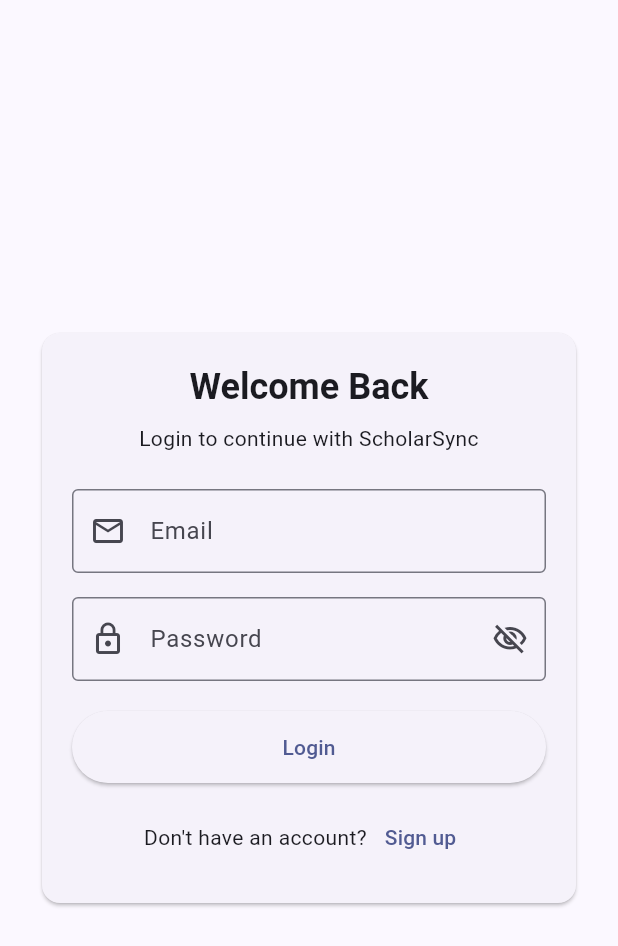
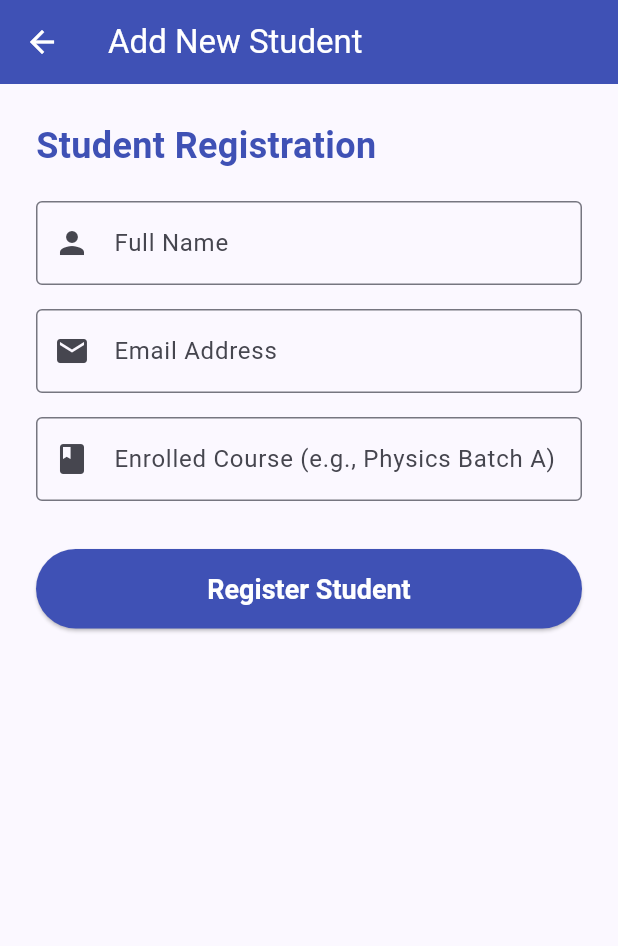
Before and after one commit to kalviumcommunity/S75-0226-SAT-Flutter-Firebase-ScholarSync, a Flutter app: the screen it shows after launch, on a phone screen of 412 x 824 dp. Shown: the top 946 px of the screen. Run offline on Flutter 3.47's test engine with Material 3 defaults, Android fonts, the phone set to English and light mode, and no system bars; our stand-ins replace firebase_auth, firebase_core; accounts and stored records are empty.

Commit message:
feat: implemented user input form with validation

```diff
--- a/lib/main.dart
+++ b/lib/main.dart
@@ -6,6 +6,7 @@
 import 'screens/login_screen.dart';
 import 'screens/stateless_stateful_demo.dart';
 // 1. IMPORT YOUR NEW SCREEN
+import 'screens/user_input_form.dart';
 import 'screens/material_details_screen.dart';
 
 void main() async {
@@ -30,7 +31,7 @@
       ),
 
       // 2. USE initialRoute INSTEAD OF home
-      initialRoute: '/',
+      initialRoute: '/add-student',
 
       // 3. DEFINE YOUR NAMED ROUTES HERE
       routes: {
@@ -40,6 +41,7 @@
         '/material-details': (context) => const MaterialDetailsScreen(),
         // I kept your previous demo screen here just in case you ever want to navigate to it!
         '/demo': (context) => const StatelessStatefulDemoScreen(),
+        '/add-student': (context) => const UserInputForm(),
       },
     );
   }
--- /dev/null
+++ b/lib/screens/user_input_form.dart
@@ -0,0 +1,142 @@
+import 'package:flutter/material.dart';
+
+class UserInputForm extends StatefulWidget {
+  const UserInputForm({super.key});
+
+  @override
+  State<UserInputForm> createState() => _UserInputFormState();
+}
+
+class _UserInputFormState extends State<UserInputForm> {
+  // Global key to uniquely identify the form and validate it
+  final _formKey = GlobalKey<FormState>();
+
+  // Controllers to retrieve the text input
+  final _nameController = TextEditingController();
+  final _emailController = TextEditingController();
+  final _courseController = TextEditingController();
+
+  // Clean up controllers when the widget is disposed
+  @override
+  void dispose() {
+    _nameController.dispose();
+    _emailController.dispose();
+    _courseController.dispose();
+    super.dispose();
+  }
+
+  void _submitForm() {
+    // This triggers the validator functions in all TextFormFields
+    if (_formKey.currentState!.validate()) {
+      // If valid, show a success SnackBar
+      ScaffoldMessenger.of(context).showSnackBar(
+        SnackBar(
+          content: Text('Student ${_nameController.text} added successfully!'),
+          backgroundColor: Colors.green,
+          behavior: SnackBarBehavior.floating,
+        ),
+      );
+
+      // Clear the form fields after successful submission
+      _nameController.clear();
+      _emailController.clear();
+      _courseController.clear();
+    }
+  }
+
+  @override
+  Widget build(BuildContext context) {
+    return Scaffold(
+      appBar: AppBar(
+        title: const Text('Add New Student'),
+        backgroundColor: Colors.indigo,
+        foregroundColor: Colors.white,
+      ),
+      body: SingleChildScrollView(
+        padding: const EdgeInsets.all(24.0),
+        child: Form(
+          key: _formKey,
+          child: Column(
+            crossAxisAlignment: CrossAxisAlignment.stretch,
+            children: [
+              const Text(
+                'Student Registration',
+                style: TextStyle(fontSize: 24, fontWeight: FontWeight.bold, color: Colors.indigo),
+              ),
+              const SizedBox(height: 20),
+
+              // NAME FIELD
+              TextFormField(
+                controller: _nameController,
+                decoration: const InputDecoration(
+                  labelText: 'Full Name',
+                  prefixIcon: Icon(Icons.person),
+                  border: OutlineInputBorder(),
+                ),
+                validator: (value) {
+                  if (value == null || value.isEmpty) {
+                    return 'Please enter the student\'s name.';
+                  }
+                  if (value.length < 3) {
+                    return 'Name must be at least 3 characters long.';
+                  }
+                  return null;
+                },
+              ),
+              const SizedBox(height: 16),
+
+              // EMAIL FIELD
+              TextFormField(
+                controller: _emailController,
+                keyboardType: TextInputType.emailAddress,
+                decoration: const InputDecoration(
+                  labelText: 'Email Address',
+                  prefixIcon: Icon(Icons.email),
+                  border: OutlineInputBorder(),
+                ),
+                validator: (value) {
+                  if (value == null || value.isEmpty) {
+                    return 'Please enter an email address.';
+                  } else if (!value.contains('@') || !value.contains('.')) {
+                    return 'Please enter a valid email address.';
+                  }
+                  return null;
+                },
+              ),
+              const SizedBox(height: 16),
+
+              // COURSE FIELD
+              TextFormField(
+                controller: _courseController,
+                decoration: const InputDecoration(
+                  labelText: 'Enrolled Course (e.g., Physics Batch A)',
+                  prefixIcon: Icon(Icons.class_),
+                  border: OutlineInputBorder(),
+                ),
+                validator: (value) {
+                  if (value == null || value.isEmpty) {
+                    return 'Please specify a course.';
+                  }
+                  return null;
+                },
+              ),
+              const SizedBox(height: 32),
+
+              // SUBMIT BUTTON
+              ElevatedButton(
+                onPressed: _submitForm,
+                style: ElevatedButton.styleFrom(
+                  padding: const EdgeInsets.symmetric(vertical: 16),
+                  backgroundColor: Colors.indigo,
+                  foregroundColor: Colors.white,
+                  textStyle: const TextStyle(fontSize: 18, fontWeight: FontWeight.bold),
+                ),
+                child: const Text('Register Student'),
+              ),
+            ],
+          ),
+        ),
+      ),
+    );
+  }
+}
```
